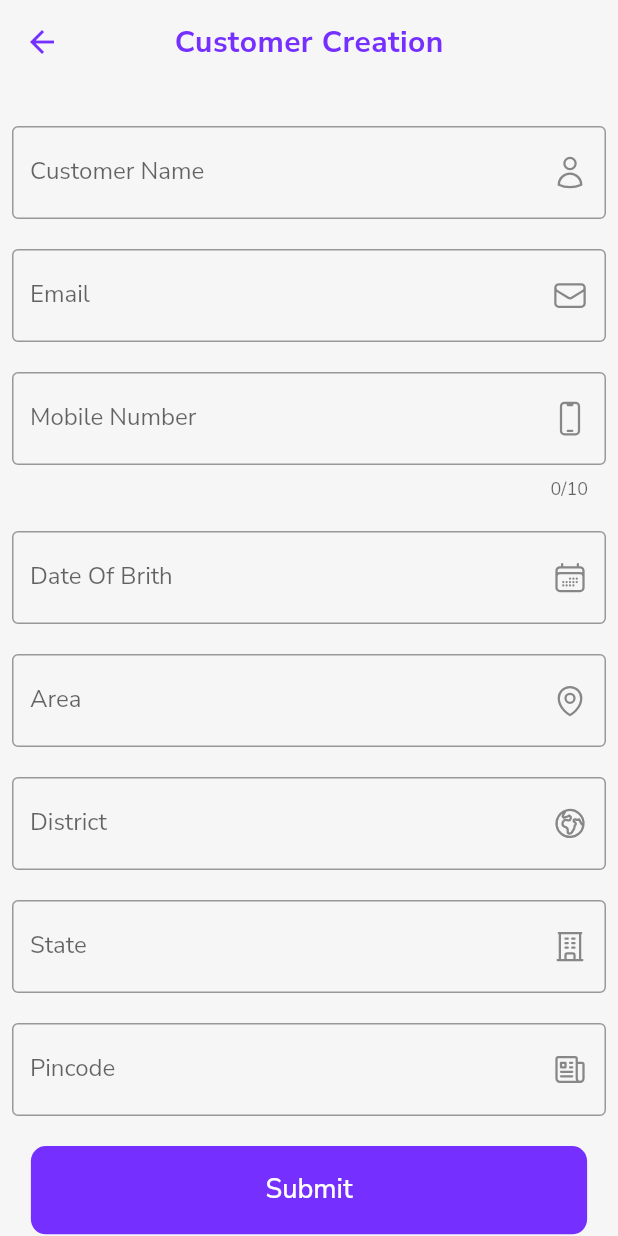
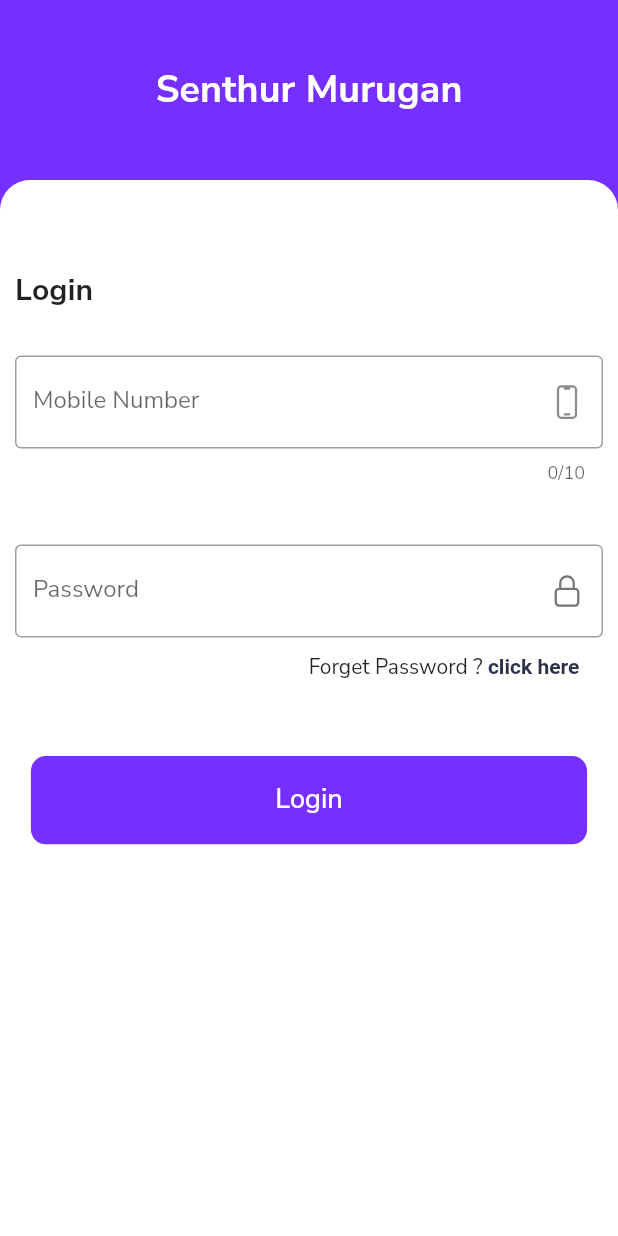
Before and after one commit to thirvusoft/senthur-murugan-borewells, a Flutter app: the screen it shows after launch, on a phone screen of 412 x 824 dp. Run offline on Flutter 3.47's test engine with Material 2 defaults, Android fonts, the light colour scheme and no system bars; our stand-ins replace get, google_fonts, heroicons.

Commit message:
login page design

```diff
--- a/lib/controller/routes.dart
+++ b/lib/controller/routes.dart
@@ -1,13 +1,20 @@
 import 'package:get/get_navigation/src/routes/get_route.dart';
+import 'package:senthur_murugan/page/login_page.dart';
 
 import '../page/customer_creation.dart';
+
 class Routes {
   static String customercreation = '/Customercreation';
+  static String loginpage = '/loginpage';
+}
 
-}
-final getPages=[
-   GetPage(
+final getPages = [
+  GetPage(
     name: Routes.customercreation,
     page: () => const Customercreation(),
   ),
+  GetPage(
+    name: Routes.loginpage,
+    page: () => Loginpage(),
+  ),
 ];
--- a/lib/main.dart
+++ b/lib/main.dart
@@ -15,7 +15,7 @@ class MyApp extends StatelessWidget {
   Widget build(BuildContext context) {
     return GetMaterialApp(
       debugShowCheckedModeBanner: false,
-      initialRoute: Routes.customercreation,
+      initialRoute: Routes.loginpage,
       getPages: getPages,
       theme: ThemeData(
         scaffoldBackgroundColor: const Color(0xFFF6F6F6),
--- a/lib/page/customer_creation.dart
+++ b/lib/page/customer_creation.dart
@@ -4,7 +4,6 @@ import 'package:senthur_murugan/controller/apiservice.dart';
 import 'package:senthur_murugan/widgets/appbar.dart';
 import 'package:senthur_murugan/widgets/custom_button.dart';
 import 'package:senthur_murugan/widgets/datepicker.dart';
-import 'package:syncfusion_flutter_datepicker/datepicker.dart';
 
 import '../widgets/textformfield.dart';
 
@@ -149,11 +148,11 @@ class _CustomercreationState extends State<Customercreation> {
                 CustomFormButton(
                   innerText: 'Submit',
                   onPressed: () async {
-                    final response =
-                        await apiService.get('frappe.auth.get_logged_user',);
+                    // final response =
+                    //     await apiService.get('frappe.auth.get_logged_user',);
 
-                    print('Status Code: ${response.statusCode}');
-                    print('Response Body: ${response.body}');
+                    // print('Status Code: ${response.statusCode}');
+                    // print('Response Body: ${response.body}');
                     if (_customerFormKey.currentState!.validate()) {}
                   },
                 )
--- /dev/null
+++ b/lib/page/login_page.dart
@@ -0,0 +1,122 @@
+import 'package:flutter/material.dart';
+import 'package:heroicons/heroicons.dart';
+import 'package:senthur_murugan/widgets/custom_button.dart';
+import 'package:senthur_murugan/widgets/textformfield.dart';
+
+class Loginpage extends StatelessWidget {
+  Loginpage({super.key});
+  final _loginFormkey = GlobalKey<FormState>();
+
+  final TextEditingController _mobilenumberController = TextEditingController();
+  final TextEditingController _passwordController = TextEditingController();
+
+  @override
+  Widget build(BuildContext context) {
+    return Scaffold(
+        backgroundColor: const Color(0xFF752FFF),
+        appBar: AppBar(
+          toolbarHeight: 120,
+          centerTitle: true,
+          title: const Text("Senthur Murugan",
+              style: TextStyle(
+                  fontSize: 25,
+                  fontWeight: FontWeight.bold,
+                  letterSpacing: .1)),
+          elevation: 0,
+        ),
+        body: SingleChildScrollView(
+          child: Container(
+            height: MediaQuery.of(context).size.height,
+            decoration: const BoxDecoration(
+              borderRadius: BorderRadius.only(
+                topLeft: Radius.circular(20.0), // Adjust these values as needed
+
+                topRight:
+                    Radius.circular(20.0), // Adjust these values as needed
+              ),
+              color: Colors.white,
+            ),
+            child: Padding(
+              padding: const EdgeInsets.only(top: 50, left: 10, right: 10),
+              child: Form(
+                key: _loginFormkey,
+                child: Column(
+                  children: [
+                    const SizedBox(
+                      height: 10,
+                    ),
+                    const Align(
+                        alignment: Alignment.centerLeft,
+                        child: Text("Login",
+                            style: TextStyle(
+                                fontSize: 20,
+                                fontWeight: FontWeight.bold,
+                                letterSpacing: .1))),
+                    const SizedBox(
+                      height: 30,
+                    ),
+                    ReusableTextField(
+                        labelText: 'Mobile Number',
+                        controller: _mobilenumberController,
+                        obscureText: false,
+                        suffixIcon: HeroIcons.devicePhoneMobile,
+                        keyboardType: TextInputType.phone,
+                        validator: (value) {
+                          if (value == null || value.isEmpty) {
+                            return "Mobile Number can't be empty";
+                          } else if (value.length != 10) {
+                            return "Invalid Mobile Number ";
+                          }
+                          return null;
+                        },
+                        maxLength: 10),
+                    const SizedBox(
+                      height: 40,
+                    ),
+                    ReusableTextField(
+                      labelText: 'Password',
+                      controller: _passwordController,
+                      obscureText: true,
+                      suffixIcon: HeroIcons.lockClosed,
+                      validator: (value) {
+                        if (value == null || value.isEmpty) {
+                          return "Password can't be empty";
+                        }
+                        return null;
+                      },
+                    ),
+                    const SizedBox(
+                      height: 10,
+                    ),
+                    Container(
+                      margin: const EdgeInsets.fromLTRB(180, 0, 0, 0),
+                      child: const Text.rich(
+                        TextSpan(
+                          children: [
+                            TextSpan(text: 'Forget Password ? '),
+                            TextSpan(
+                                text: 'click here',
+                                style: TextStyle(
+                                    fontWeight: FontWeight.bold,
+                                    color: Color(0xFF2D2E4A))),
+                          ],
+                        ),
+                      ),
+                    ),
+                    const SizedBox(
+                      height: 50,
+                    ),
+                    CustomFormButton(
+                      innerText: 'Login',
+                      onPressed: () async {
+                        if (_loginFormkey.currentState!.validate()) {}
+                      },
+                    )
+                  ],
+                ),
+              ),
+            ),
+          ),
+        ));
+  }
+}
--- a/lib/widgets/textformfield.dart
+++ b/lib/widgets/textformfield.dart
@@ -1,7 +1,7 @@
 import 'package:flutter/material.dart';
 import 'package:heroicons/heroicons.dart';
 
-class ReusableTextField extends StatelessWidget {
+class ReusableTextField extends StatefulWidget {
   final String labelText;
   final TextEditingController controller;
   final TextInputType keyboardType;
@@ -10,7 +10,7 @@ class ReusableTextField extends StatelessWidget {
   final int? maxLength;
   final FormFieldValidator<String>? validator;
 
-  const ReusableTextField({
+  ReusableTextField({
     required this.labelText,
     required this.controller,
     this.keyboardType = TextInputType.text,
@@ -21,19 +21,38 @@ class ReusableTextField extends StatelessWidget {
   });
 
   @override
+  State<ReusableTextField> createState() => _ReusableTextFieldState();
+}
+
+class _ReusableTextFieldState extends State<ReusableTextField> {
+  bool _obscureText = true;
+
+  @override
   Widget build(BuildContext context) {
     return TextFormField(
-      controller: controller,
-      keyboardType: keyboardType,
-      obscureText: obscureText,
-      validator: validator,
-      maxLength: maxLength,
+      controller: widget.controller,
+      keyboardType: widget.keyboardType,
+      obscureText:
+          (widget.obscureText != true) ? widget.obscureText : _obscureText,
+      validator: widget.validator,
+      maxLength: widget.maxLength,
       decoration: InputDecoration(
-        labelText: labelText,
+        labelText: widget.labelText,
         border: const OutlineInputBorder(
             borderSide: BorderSide(color: Color(0x0ff2d2e4))),
-        suffixIcon:
-            suffixIcon != null ? HeroIcon(suffixIcon as HeroIcons) : null,
+        suffixIcon: (widget.obscureText != true)
+            ? HeroIcon(widget.suffixIcon as HeroIcons)
+            : IconButton(
+                icon: HeroIcon(
+                  _obscureText ? HeroIcons.lockClosed : HeroIcons.lockOpen,
+                  color: Colors.black54,
+                ),
+                onPressed: () {
+                  setState(() {
+                    _obscureText = !_obscureText;
+                  });
+                },
+              ),
       ),
       // validator: (value) {
       //   if (value == null || value.isEmpty) {
```
Also changed, not shown: flutter_01.png (added).
